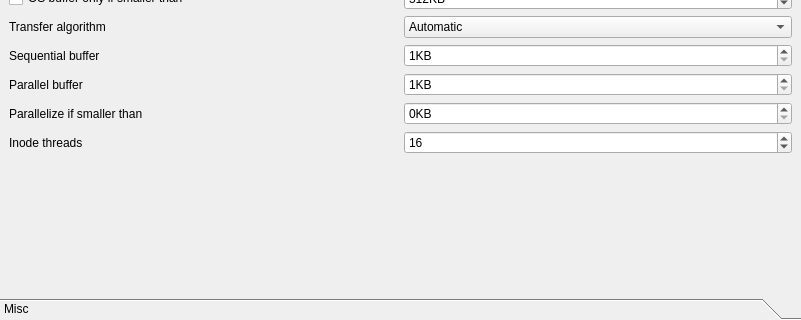
Old version of the form plugins/CopyEngine/Ultracopier/copyEngineOptions.ui in the repository alphaonex86/Ultracopier; both pictures show x 0 to 801 and y 184 to 504 of the 801 by 504 pixel window.
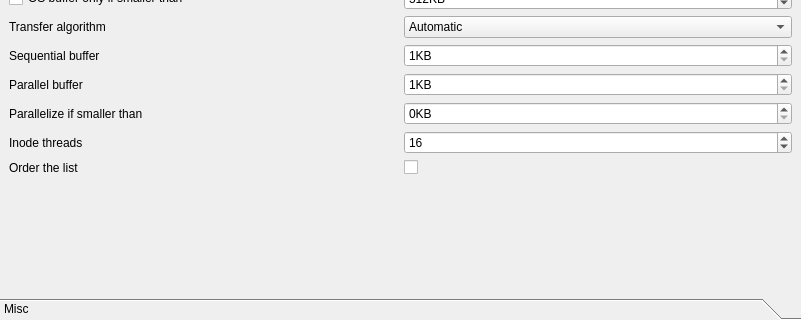
New version of the form. The open tabs and pages were chosen to show the change.

What changed in the file:
```diff
--- a/plugins/CopyEngine/Ultracopier/copyEngineOptions.ui
+++ b/plugins/CopyEngine/Ultracopier/copyEngineOptions.ui
@@ -564,6 +564,26 @@
          </property>
         </widget>
        </item>
+       <item row="8" column="1">
+        <widget class="QCheckBox" name="copyListOrder">
+         <property name="toolTip">
+          <string>More cpu, but better organisation on the disk</string>
+         </property>
+         <property name="text">
+          <string/>
+         </property>
+        </widget>
+       </item>
+       <item row="8" column="0">
+        <widget class="QLabel" name="label_25">
+         <property name="toolTip">
+          <string>More cpu, but better organisation on the disk</string>
+         </property>
+         <property name="text">
+          <string>Order the list</string>
+         </property>
+        </widget>
+       </item>
       </layout>
      </widget>
      <widget class="QWidget" name="page_misc">
```
Left out of the diff: 26 changed lines with no effect on the pictures.
